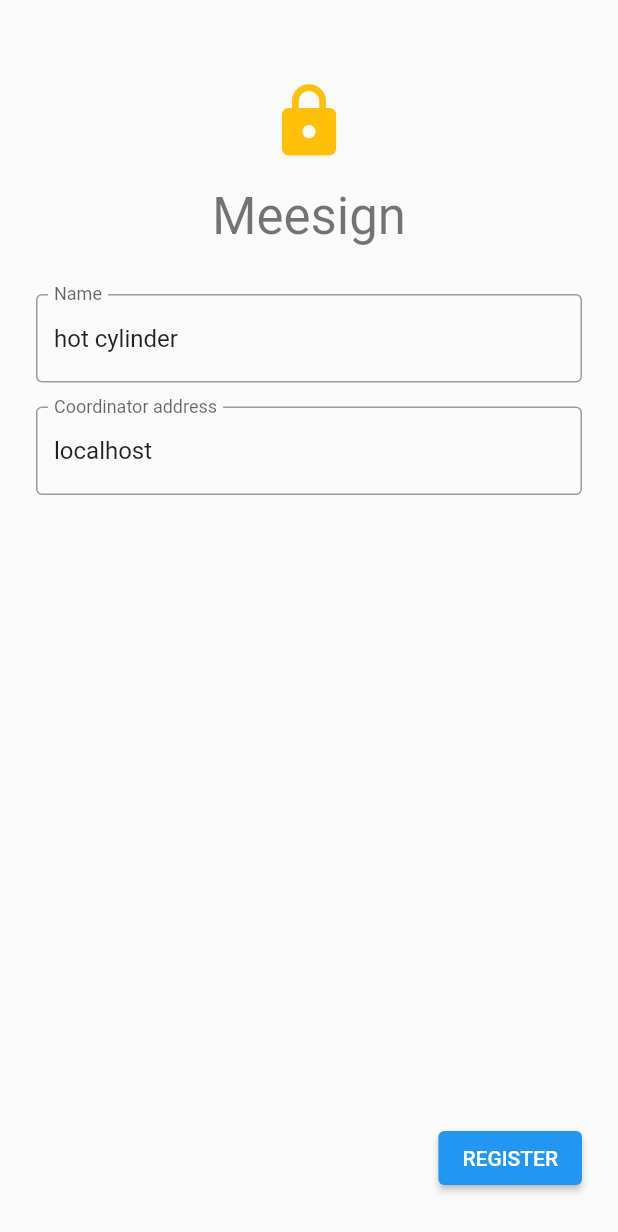
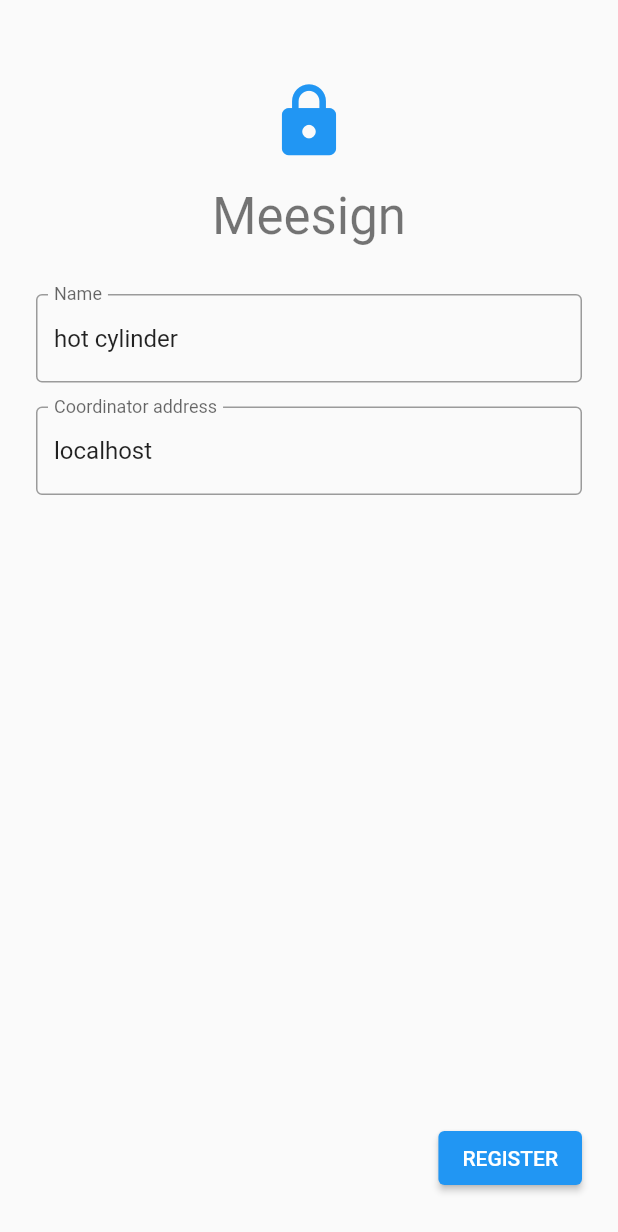
Before and after one commit to crocs-muni/meesign-client, a Flutter app: the screen it shows after launch, on a phone screen of 412 x 824 dp. Shown: the top 1232 px of the screen. Run offline on Flutter 3.47's test engine with Material 2 defaults, Android fonts, the phone set to English and light mode, and no system bars; our stand-ins replace file_picker, open_file, qr_flutter; missing offline and left inert: dart:ffi, flutter_nfc_kit, grpc, protobuf, qr_code_scanner.

Commit message:
ui: remove hard coded colors

```diff
--- a/lib/widget/card_reader_page.dart
+++ b/lib/widget/card_reader_page.dart
@@ -99,10 +99,10 @@ class _CardReaderPageState extends State<CardReaderPage> {
                             value: _working ? null : 0,
                           ),
                         ),
-                        const Icon(
+                        Icon(
                           Icons.contactless,
                           size: 100,
-                          color: Colors.amber,
+                          color: Theme.of(context).colorScheme.secondary,
                         ),
                       ],
                     ),
--- a/lib/widget/home_page.dart
+++ b/lib/widget/home_page.dart
@@ -305,7 +305,6 @@ class _HomePageState extends State<HomePage> {
           ),
         ],
         currentIndex: _index,
-        selectedItemColor: Colors.amber,
         onTap: (index) {
           setState(() {
             _index = index;
--- a/lib/widget/qr_identity_page.dart
+++ b/lib/widget/qr_identity_page.dart
@@ -30,6 +30,7 @@ class QrIdentityPage extends StatelessWidget {
                   child: Consumer<MpcModel>(builder: (context, model, child) {
                     return QrImage(
                       padding: const EdgeInsets.all(24),
+                      foregroundColor: Theme.of(context).colorScheme.onSurface,
                       data: QrCoder().encode(model.thisDevice),
                     );
                   }),
--- a/lib/widget/qr_reader_page.dart
+++ b/lib/widget/qr_reader_page.dart
@@ -71,7 +71,7 @@ class _QrReaderPageState extends State<QrReaderPage> {
               key: _qrKey,
               overlay: QrScannerOverlayShape(
                 borderRadius: 16,
-                borderColor: Colors.amber,
+                borderColor: Theme.of(context).colorScheme.secondary,
               ),
               onQRViewCreated: (controller) {
                 _controller = controller;
@@ -83,10 +83,10 @@ class _QrReaderPageState extends State<QrReaderPage> {
             flex: 1,
             child: Center(
               child: _recentError
-                  ? const Text(
+                  ? Text(
                       'This code does not belong to any peer',
                       style: TextStyle(
-                        color: Colors.red,
+                        color: Theme.of(context).errorColor,
                       ),
                     )
                   : const Text('Scan the code of the peer'),
--- a/lib/widget/registration_page.dart
+++ b/lib/widget/registration_page.dart
@@ -78,10 +78,10 @@ class _RegistrationPageState extends State<RegistrationPage> {
                 const SizedBox(
                   height: 54,
                 ),
-                const Icon(
+                Icon(
                   Icons.lock,
                   size: 54,
-                  color: Colors.amber,
+                  color: Theme.of(context).colorScheme.secondary,
                 ),
                 const SizedBox(
                   height: 16,
```
